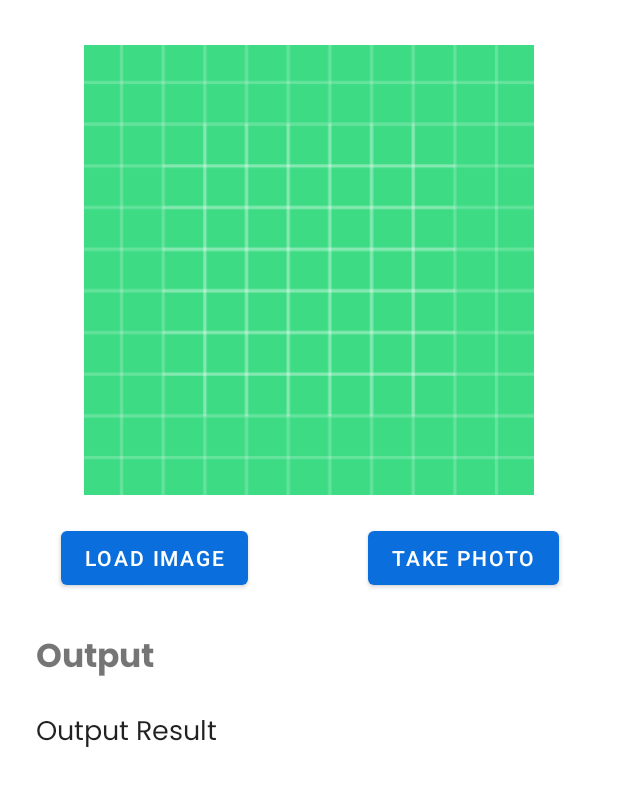
After one commit to Afaryn/IsAble_v2, an Android app: the TranslateAcitivity screen opened directly, with no data from a screen before it, on a phone screen of 412 x 824 dp. The commit adds this screen. Shown: the top 786 px of the screen. Run offline under Robolectric (Android 15) with nearby library versions, the phone set to English and light mode, and no system bars; libraries missing offline, so code that uses them is left out: org.tensorflow.lite.

Commit message:
main fitur sukses

```diff
--- a/app/build.gradle.kts
+++ b/app/build.gradle.kts
@@ -41,6 +41,7 @@ android {
     buildFeatures{
         viewBinding = true
         buildConfig = true
+        mlModelBinding = true
     }
 }
 
@@ -53,6 +54,9 @@ dependencies {
     implementation("com.google.firebase:firebase-auth-ktx:22.3.0")
     implementation("androidx.exifinterface:exifinterface:1.3.6")
     implementation("com.google.android.gms:play-services-maps:18.2.0")
+    implementation("org.tensorflow:tensorflow-lite-support:0.1.0")
+    implementation("org.tensorflow:tensorflow-lite-metadata:0.1.0")
+    implementation("org.tensorflow:tensorflow-lite-gpu:2.3.0")
     testImplementation("junit:junit:4.13.2")
     androidTestImplementation("androidx.test.ext:junit:1.1.5")
     androidTestImplementation("androidx.test.espresso:espresso-core:3.5.1")
--- a/app/src/main/java/com/example/isable_capstone/MainActivity.kt
+++ b/app/src/main/java/com/example/isable_capstone/MainActivity.kt
@@ -12,6 +12,7 @@ import com.example.isable_capstone.ui.home.HomeFragment
 import com.example.isable_capstone.ui.profile.ProfileFragment
 import com.example.isable_capstone.ui.translate.CameraActivity
 import com.example.isable_capstone.ui.translate.CameraActivity.Companion.CAMERAX_RESULT
+import com.example.isable_capstone.ui.translate.TranslateAcitivity
 
 class MainActivity : AppCompatActivity() {
 
@@ -42,7 +43,7 @@ class MainActivity : AppCompatActivity() {
     }
 
     private fun navigateToCamera() {
-        val intent = Intent(this, CameraActivity::class.java)
+        val intent = Intent(this, TranslateAcitivity::class.java)
         startActivity(intent)
     }
 
--- /dev/null
+++ b/app/src/main/java/com/example/isable_capstone/ui/translate/TranslateAcitivity.kt
@@ -0,0 +1,154 @@
+package com.example.isable_capstone.ui.translate
+
+import android.app.Activity
+import android.content.Intent
+import android.content.pm.PackageManager
+import android.graphics.Bitmap
+import android.graphics.BitmapFactory
+import androidx.appcompat.app.AppCompatActivity
+import android.os.Bundle
+import android.provider.MediaStore
+import android.util.Log
+import android.widget.Button
+import android.widget.ImageView
+import android.widget.TextView
+import android.widget.Toast
+import androidx.activity.result.ActivityResult
+import androidx.activity.result.contract.ActivityResultContracts
+import androidx.core.content.ContextCompat
+import com.example.isable_capstone.R
+import com.example.isable_capstone.databinding.ActivityTranslateAcitivityBinding
+import com.example.isable_capstone.ml.SignLanguageModelV3Rgb
+import org.tensorflow.lite.DataType
+import org.tensorflow.lite.support.tensorbuffer.TensorBuffer
+import java.nio.ByteBuffer
+
+class TranslateAcitivity : AppCompatActivity() {
+
+    private lateinit var binding : ActivityTranslateAcitivityBinding
+    private lateinit var imageView: ImageView
+    private lateinit var button: Button
+    private lateinit var tvOutput : TextView
+    private lateinit var buttonLoad : Button
+    private val GALLERY_REQUEST_CODE=123
+    override fun onCreate(savedInstanceState: Bundle?) {
+        super.onCreate(savedInstanceState)
+        binding = ActivityTranslateAcitivityBinding.inflate(layoutInflater)
+        val view = binding.root
+        setContentView(view)
+
+        imageView= binding.ivPhoto
+        button = binding.btnTakePhoto
+        tvOutput = binding.tvOutput
+        buttonLoad = binding.btnLoadImage
+
+        button.setOnClickListener{
+            if(ContextCompat.checkSelfPermission(this,android.Manifest.permission.CAMERA)
+                == PackageManager.PERMISSION_GRANTED){
+                takePicturePreview.launch(null)
+            }else{
+                requestPermission.launch(android.Manifest.permission.CAMERA)
+            }
+        }
+
+        buttonLoad.setOnClickListener{
+            if(ContextCompat.checkSelfPermission(this,android.Manifest.permission.READ_EXTERNAL_STORAGE)
+                ==PackageManager.PERMISSION_GRANTED){
+                val intent = Intent(Intent.ACTION_PICK,MediaStore.Images.Media.EXTERNAL_CONTENT_URI)
+                intent.type = "iamge/*"
+                val mimeTypes = arrayOf("image/jpeg","image/png","image/jpg")
+                intent.putExtra(Intent.EXTRA_MIME_TYPES,mimeTypes)
+                intent.flags = Intent.FLAG_GRANT_READ_URI_PERMISSION
+                onResult.launch(intent)
+            }
+        }
+    }
+
+    //request camera permission
+    private  val requestPermission = registerForActivityResult(ActivityResultContracts.RequestPermission()){granted->
+        if(granted){
+            takePicturePreview.launch(null)
+        }else{
+            Toast.makeText(this,"Permission Denied!! Try Again", Toast.LENGTH_SHORT).show()
+        }
+    }
+
+    //laucnh camera and take photo
+    private val takePicturePreview = registerForActivityResult(ActivityResultContracts.TakePicturePreview()){bitmap->
+        if(bitmap != null){
+            imageView.setImageBitmap(bitmap)
+            outputGenerator(bitmap)
+        }
+    }
+
+    //get image from gallery
+    private val onResult= registerForActivityResult(ActivityResultContracts.StartActivityForResult()){result->
+        Log.i("TAG","This is the result : ${result.data} ${result.resultCode}")
+        onResultReceived(GALLERY_REQUEST_CODE,result)
+    }
+
+    private fun onResultReceived(requestCode:Int,result: ActivityResult?){
+        when (requestCode){
+            GALLERY_REQUEST_CODE->{
+                if(result?.resultCode== Activity.RESULT_OK){
+                    result.data?.data?.let { uri->
+                        Log.i("TAG","onResultReceived: $uri")
+                        val bitmap = BitmapFactory.decodeStream(contentResolver.openInputStream(uri))
+                        imageView.setImageBitmap(bitmap)
+                        outputGenerator(bitmap)
+                    }
+                }else{
+                    Log.e("TAG","onActivityResult: error in selecting image")
+                }
+            }
+        }
+    }
+
+    private fun outputGenerator(bitmap: Bitmap){
+        //declearing tensorflow lite model variable
+
+        val model = SignLanguageModelV3Rgb.newInstance(this)
+
+        // Resize the bitmap to match the input size expected by the model
+        val resizedBitmap = Bitmap.createScaledBitmap(bitmap, 244, 244, true)
+
+        // Convert the Bitmap to a ByteBuffer
+        val inputBuffer = ByteBuffer.allocateDirect(1 * 244 * 244 * 3 * 4)
+        inputBuffer.order(java.nio.ByteOrder.nativeOrder())
+
+        // Rewind the buffer before use
+        inputBuffer.rewind()
+
+        val intValues = IntArray(244 * 244)
+        resizedBitmap.getPixels(intValues, 0, resizedBitmap.width, 0, 0, resizedBitmap.width, resizedBitmap.height)
+
+        for (i in 0 until 244) {
+            for (j in 0 until 244) {
+                val `val` = intValues[i * 244 + j]
+                inputBuffer.putFloat(((`val` shr 16 and 0xFF) / 255.0).toFloat())
+                inputBuffer.putFloat(((`val` shr 8 and 0xFF) / 255.0).toFloat())
+                inputBuffer.putFloat(((`val` and 0xFF) / 255.0).toFloat())
+            }
+        }
+
+        // Rewind the buffer before use
+        inputBuffer.rewind()
+
+        val inputFeature0 = TensorBuffer.createFixedSize(intArrayOf(1, 244, 244, 3), DataType.FLOAT32)
+        inputFeature0.loadBuffer(inputBuffer)
+
+        // Runs model inference and gets result.
+        val outputs = model.process(
+            inputFeature0
+        )
+        val outputFeature0 = outputs.outputFeature0AsTensorBuffer
+
+
+        // Do something with the output, for example, update a TextView
+        tvOutput.text = "Model Output: \nFloatArray: ${outputFeature0.floatArray[0]}"+"\nShape: ${outputFeature0.shape}"+"\ntypeSize: ${outputFeature0.typeSize}"+"\n" +
+                "flatSize: ${outputFeature0.flatSize}"+"\nbuffer: ${outputFeature0.buffer}"
+
+        // Releases model resources if no longer used.
+        model.close()
+    }
+}
--- /dev/null
+++ b/app/src/main/res/layout/activity_translate_acitivity.xml
@@ -0,0 +1,73 @@
+<?xml version="1.0" encoding="utf-8"?>
+<androidx.constraintlayout.widget.ConstraintLayout xmlns:android="http://schemas.android.com/apk/res/android"
+    xmlns:app="http://schemas.android.com/apk/res-auto"
+    xmlns:tools="http://schemas.android.com/tools"
+    android:layout_width="match_parent"
+    android:layout_height="match_parent"
+    tools:context=".ui.translate.TranslateAcitivity">
+
+
+    <TextView
+        android:id="@+id/tv_output"
+        android:layout_width="wrap_content"
+        android:layout_height="wrap_content"
+        android:layout_marginStart="24dp"
+        android:layout_marginTop="16dp"
+        android:fontFamily="@font/pregular"
+        android:text="Output Result"
+        android:textAppearance="@style/TextAppearance.AppCompat.Body1"
+        android:textSize="18sp"
+        app:layout_constraintStart_toStartOf="parent"
+        app:layout_constraintTop_toBottomOf="@+id/textView" />
+
+    <TextView
+        android:id="@+id/textView"
+        android:layout_width="wrap_content"
+        android:layout_height="wrap_content"
+        android:layout_marginStart="24dp"
+        android:layout_marginTop="24dp"
+        android:fontFamily="@font/pbold"
+        android:text="Output"
+        android:textSize="22sp"
+        app:layout_constraintStart_toStartOf="parent"
+        app:layout_constraintTop_toBottomOf="@+id/btn_load_image" />
+
+    <ImageView
+        android:id="@+id/iv_photo"
+        android:layout_width="300dp"
+        android:layout_height="300dp"
+        android:layout_marginTop="30dp"
+        android:scaleType="centerCrop"
+        android:src="@drawable/ic_launcher_background"
+        app:flow_horizontalBias="0.5"
+        app:layout_constraintEnd_toEndOf="parent"
+        app:layout_constraintStart_toStartOf="parent"
+        app:layout_constraintTop_toTopOf="parent" />
+
+    <Button
+        android:id="@+id/btn_load_image"
+        android:layout_width="wrap_content"
+        android:layout_height="wrap_content"
+        android:text="Load Image"
+        app:layout_constraintEnd_toStartOf="@+id/guideline"
+        app:layout_constraintStart_toStartOf="parent"
+        app:layout_constraintTop_toBottomOf="@+id/iv_photo"
+        android:layout_marginTop="18dp"/>
+
+    <Button
+        android:id="@+id/btn_take_photo"
+        android:layout_width="wrap_content"
+        android:layout_height="wrap_content"
+        android:layout_marginTop="18dp"
+        android:text="Take Photo"
+        app:layout_constraintEnd_toEndOf="parent"
+        app:layout_constraintStart_toStartOf="@+id/guideline"
+        app:layout_constraintTop_toBottomOf="@+id/iv_photo" />
+
+    <androidx.constraintlayout.widget.Guideline
+        android:id="@+id/guideline"
+        android:layout_width="wrap_content"
+        android:layout_height="wrap_content"
+        android:orientation="vertical"
+        app:layout_constraintGuide_percent="0.5" />
+</androidx.constraintlayout.widget.ConstraintLayout>
```
Also changed, not shown: app/src/main/AndroidManifest.xml (+4 -3 lines), 2 other files.
